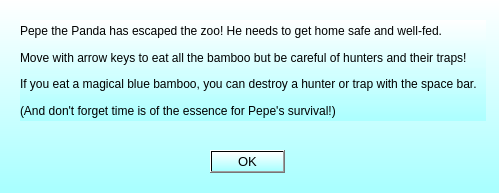
Before: the Qt Designer form howtoplay.ui in stacyma/PepeRunsWild, drawn with Qt 5.
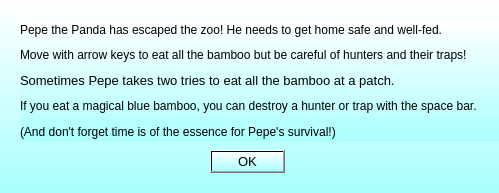
After: the same form once the commit is applied.

Commit message: Pepe Runs Wild

```diff
--- a/howtoplay.ui
+++ b/howtoplay.ui
@@ -39,8 +39,8 @@
     <rect>
      <x>20</x>
      <y>20</y>
-     <width>466</width>
-     <height>101</height>
+     <width>492</width>
+     <height>121</height>
     </rect>
    </property>
    <layout class="QVBoxLayout" name="verticalLayout">
@@ -76,6 +76,22 @@
       </property>
      </widget>
     </item>
+    <item>
+     <widget class="QLabel" name="label_5">
+      <property name="font">
+       <font>
+        <family>Arial</family>
+        <pointsize>10</pointsize>
+       </font>
+      </property>
+      <property name="styleSheet">
+       <string notr="true">background-color: rgba(255, 255, 255, 10);</string>
+      </property>
+      <property name="text">
+       <string>Sometimes Pepe takes two tries to eat all the bamboo at a patch.</string>
+      </property>
+     </widget>
+    </item>
     <item>
      <widget class="QLabel" name="label_3">
       <property name="font">
```
The commit also changes 1 other file.
